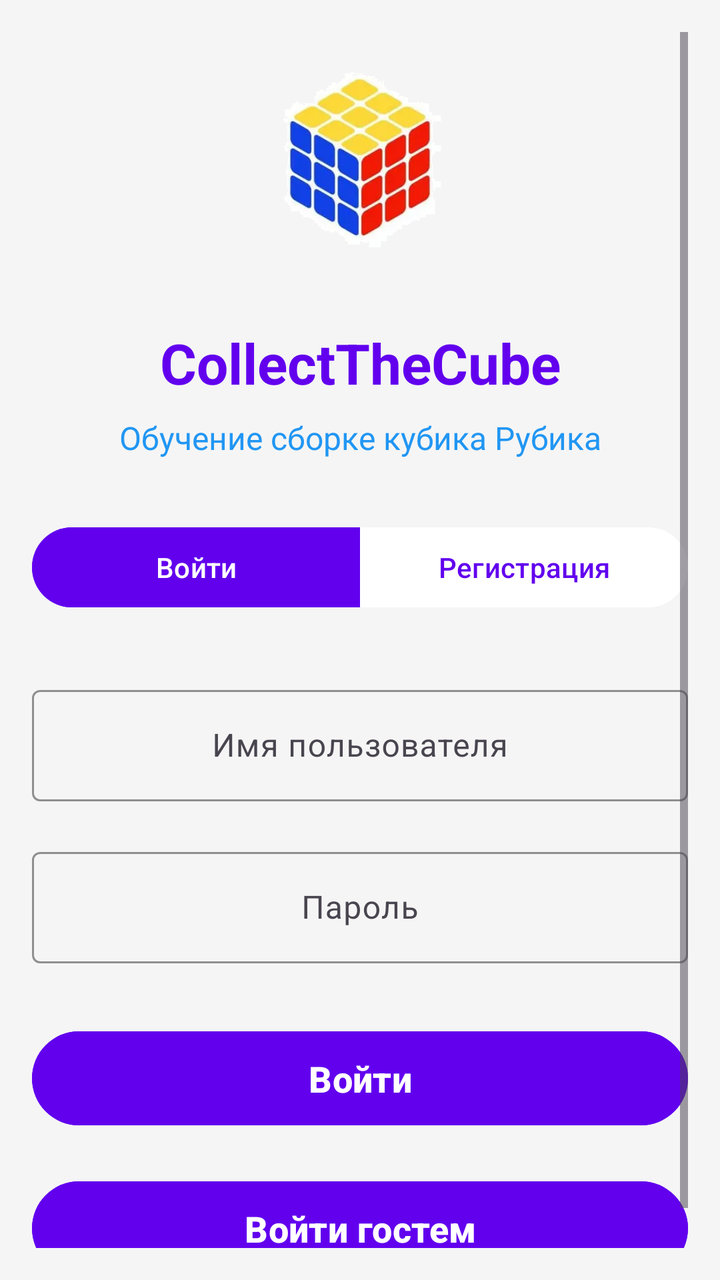
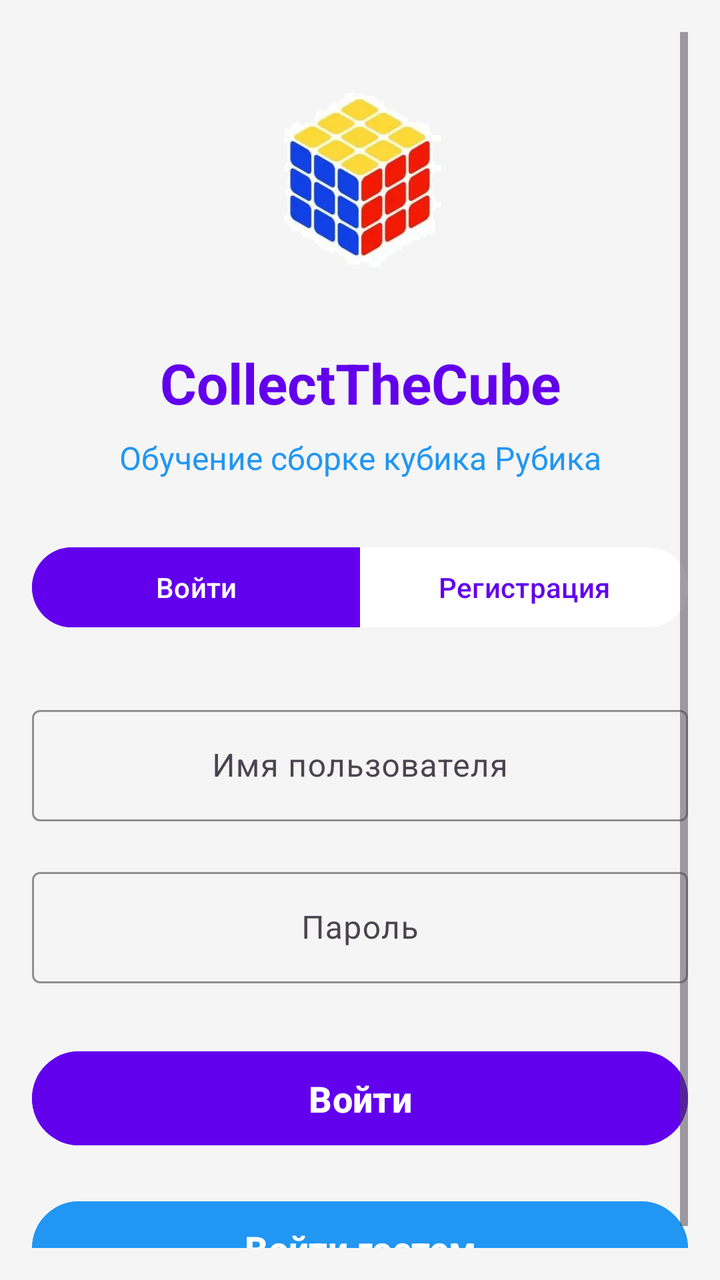

The first picture is an Android layout as it rendered before a commit; the second is the same layout after the commit. The layout source and the unified diff follow.
<!-- AndroidManifest.xml: application theme Theme.CollectTheCube -->
<!-- res/layout/activity_register.xml -->
<?xml version="1.0" encoding="utf-8"?>
<ScrollView xmlns:android="http://schemas.android.com/apk/res/android"
    xmlns:app="http://schemas.android.com/apk/res-auto"
    android:layout_width="match_parent"
    android:layout_height="match_parent"
    android:padding="16dp"
    android:background="@color/background_color"
    android:fillViewport="true">

    <LinearLayout
        android:layout_width="match_parent"
        android:layout_height="wrap_content"
        android:orientation="vertical"
        android:gravity="center_horizontal"
        android:layout_gravity="center">

        
        <ImageView
            android:layout_width="120dp"
            android:layout_height="120dp"
            android:src="@drawable/cube"
            android:layout_marginTop="40dp"
            android:layout_marginBottom="24dp"
            android:contentDescription="Логотип CollectTheCube" />

        
        <TextView
            android:layout_width="match_parent"
            android:layout_height="wrap_content"
            android:text="CollectTheCube"
            android:textSize="28sp"
            android:textStyle="bold"
            android:gravity="center"
            android:layout_marginBottom="8dp"
            android:textColor="@color/primary_color" />

        <TextView
            android:layout_width="match_parent"
            android:layout_height="wrap_content"
            android:text="Обучение сборке кубика Рубика"
            android:textSize="16sp"
            android:gravity="center"
            android:layout_marginBottom="30dp"
            android:textColor="@color/secondary_color" />

        
        <com.google.android.material.button.MaterialButtonToggleGroup
            android:id="@+id/toggleGroup"
            android:layout_width="match_parent"
            android:layout_height="wrap_content"
            android:layout_marginBottom="32dp"
            app:singleSelection="true"
            app:checkedButton="@id/btnLogin">
            <Button
                android:id="@+id/btnLogin"
                android:layout_width="0dp"
                android:layout_height="wrap_content"
                android:layout_weight="1"
                android:text="Войти"
                android:backgroundTint="@color/primary_color"
                android:textColor="@color/white" />

            <Button
                android:id="@+id/btnRegister"
                android:layout_width="0dp"
                android:layout_height="wrap_content"
                android:layout_weight="1"
                android:text="Регистрация"
                android:backgroundTint="@color/surface_color"
                android:textColor="@color/primary_color" />

        </com.google.android.material.button.MaterialButtonToggleGroup>

        
        <com.google.android.material.textfield.TextInputLayout
            android:id="@+id/usernameLayout"
            android:layout_width="match_parent"
            android:layout_height="wrap_content"
            android:layout_marginBottom="20dp"
            app:hintTextColor="@color/primary_color"
            app:boxStrokeColor="@color/primary_color"
            style="@style/Widget.Material3.TextInputLayout.OutlinedBox">

            <com.google.android.material.textfield.TextInputEditText
                android:id="@+id/usernameEditText"
                android:layout_width="match_parent"
                android:layout_height="wrap_content"
                android:hint="Имя пользователя"
                android:inputType="textCapWords"
                android:gravity="center" />

        </com.google.android.material.textfield.TextInputLayout>

        <com.google.android.material.textfield.TextInputLayout
            android:id="@+id/passwordLayout"
            android:layout_width="match_parent"
            android:layout_height="wrap_content"
            android:layout_marginBottom="30dp"
            app:hintTextColor="@color/primary_color"
            app:boxStrokeColor="@color/primary_color"
            style="@style/Widget.Material3.TextInputLayout.OutlinedBox">

            <com.google.android.material.textfield.TextInputEditText
                android:id="@+id/passwordEditText"
                android:layout_width="match_parent"
                android:layout_height="wrap_content"
                android:hint="Пароль"
                android:inputType="textPassword"
                android:gravity="center" />

        </com.google.android.material.textfield.TextInputLayout>

        
        <Button
            android:id="@+id/actionButton"
            android:layout_width="match_parent"
            android:layout_height="55dp"
            android:text="Войти"
            android:backgroundTint="@color/primary_color"
            android:textColor="@color/white"
            android:textSize="18sp"
            android:textStyle="bold"
            android:layout_marginBottom="20dp" />

        <Button
            android:id="@+id/guest"
            android:layout_width="match_parent"
            android:layout_height="55dp"
            android:text="Войти гостем"
            android:backgroundTint="@color/primary_color"
            android:textColor="@color/white"
            android:textSize="18sp"
            android:textStyle="bold"
            android:layout_marginBottom="20dp" />

        
        <TextView
            android:id="@+id/messageTextView"
            android:layout_width="match_parent"
            android:layout_height="wrap_content"
            android:gravity="center"
            android:textSize="14sp"
            android:padding="12dp"
            android:visibility="gone" />

    </LinearLayout>

</ScrollView>
<!-- resources referenced by this layout -->
<resources>
  <color name="background_color">#F5F5F5</color>
  <color name="primary_color">#FF6200EE</color>
  <color name="secondary_color">#2196F3</color>
  <color name="surface_color">#FFFFFF</color>
  <color name="white">#FFFFFFFF</color>
  <!-- drawable cube: png bitmap (drawable, 63810 bytes) -->
  <style name="Theme.CollectTheCube" parent="Base.Theme.CollectTheCube" />
  <style name="Base.Theme.CollectTheCube" parent="Theme.Material3.DayNight.NoActionBar">
          
          
      </style>
</resources>

<!-- the commit's change to res/layout/activity_register.xml (unified diff, before → after) -->
@@ -127,11 +127,10 @@
             android:layout_width="match_parent"
             android:layout_height="55dp"
             android:text="Войти гостем"
-            android:backgroundTint="@color/primary_color"
+            android:backgroundTint="@color/secondary_color"
             android:textColor="@color/white"
             android:textSize="18sp"
-            android:textStyle="bold"
-            android:layout_marginBottom="20dp" />
+            android:textStyle="bold" />
 
         
         <TextView
